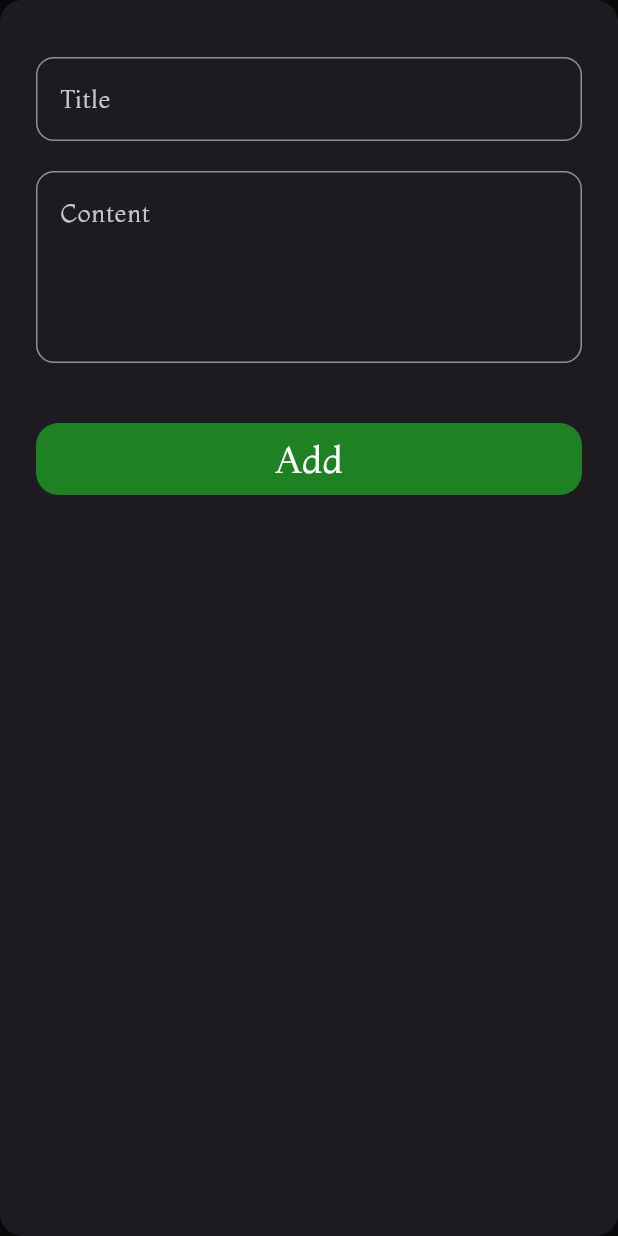
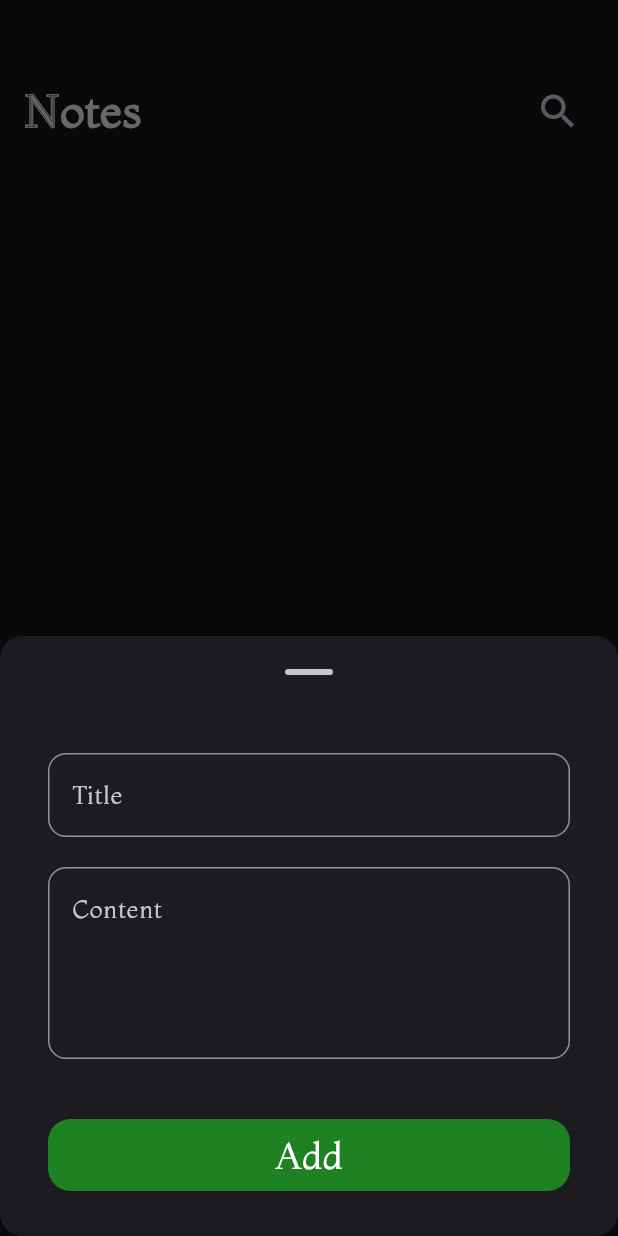
Before and after one commit to mostafaali2002/notes_app, a Flutter app: the screen it shows after launch, after a tap on the "add" icon, on a phone screen of 412 x 824 dp. Run offline on Flutter 3.47's test engine with Material 3 defaults, Android fonts, the phone set to English and light mode, and no system bars; our stand-ins replace bloc, flutter_bloc, hive, hive_flutter; accounts and stored records are empty.

Commit message:
fix bottom sheet

```diff
--- a/lib/views/notes_view.dart
+++ b/lib/views/notes_view.dart
@@ -13,7 +13,8 @@ class NotesView extends StatelessWidget {
         child: const Icon(Icons.add),
         onPressed: () {
           showModalBottomSheet(
-            isScrollControlled: true,
+            isScrollControlled: false,
+            showDragHandle: true,
             shape:
                 RoundedRectangleBorder(borderRadius: BorderRadius.circular(15)),
             context: context,
--- a/lib/widget/bottom_sheet.dart
+++ b/lib/widget/bottom_sheet.dart
@@ -30,8 +30,13 @@ class _CustomBottomSheetState extends State<CustomBottomSheet> {
           return AbsorbPointer(
             absorbing: state is AddNotesLoading ? true : false,
             child: Padding(
-              padding: const EdgeInsets.all(8.0),
-              child: const AddNotesForm(),
+              padding: EdgeInsets.only(
+                  bottom: MediaQuery.of(context).viewInsets.bottom,
+                  left: 16,
+                  right: 16),
+              child: const SingleChildScrollView(
+                child: AddNotesForm(),
+              ),
             ),
           );
         },
```
Also changed, not shown: lib/widget/edit_notes_body.dart (+4 -12 lines).
